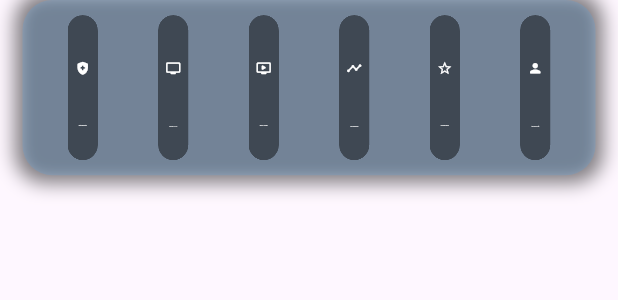
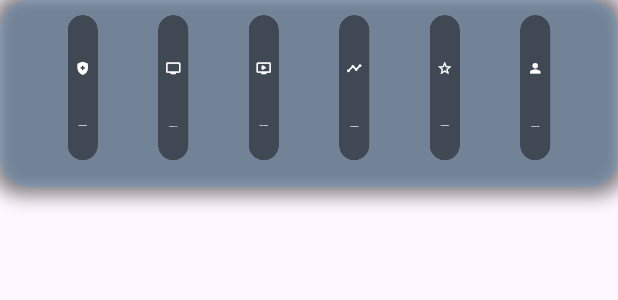
Before and after one commit to ngis-code/pocMYTV, a Flutter app: the HomeBottomTiles widget shown alone on an empty page, opened directly, on a phone screen of 412 x 824 dp. Shown: the top 300 px of the screen. Run offline on Flutter 3.47's test engine with Material 3 defaults, Android fonts, the phone set to English and light mode, and no system bars; drawn by our look-alikes of flutter_animate; our stand-ins replace audioplayers, flutter_rating_bar, google_fonts, timelines, video_player; network calls fail.

Commit message:
Fixed background not in animation

```diff
--- a/lib/screens/home/home_bottom_tiles.dart
+++ b/lib/screens/home/home_bottom_tiles.dart
@@ -1,4 +1,5 @@
 import 'package:flutter/material.dart';
+import 'package:flutter_animate/flutter_animate.dart';
 import 'package:pocmytv/screens/account/account_screen.dart';
 import 'package:pocmytv/screens/home/home_bottom_tile.dart';
 import 'package:pocmytv/screens/live_tv/live_tv_screen.dart';
@@ -18,13 +19,13 @@ class HomeBottomTiles extends StatelessWidget {
   @override
   Widget build(BuildContext context) {
     Color color = Colors.black45;
-    return Padding(
+    return Container(
       padding: const EdgeInsets.only(
-        bottom: 8.0,
-        right: 15,
-        left: 15,
+        bottom: 18,
+        right: 25,
+        left: 25,
+        top: 10,
       ),
-      child: Container(
       decoration: BoxDecoration(
         color: Colors.blue[400]!.withOpacity(.2),
         borderRadius: const BorderRadius.all(
@@ -38,7 +39,6 @@ class HomeBottomTiles extends StatelessWidget {
           ),
         ],
       ),
-        padding: const EdgeInsets.all(10),
       child: ValueListenableBuilder(
         valueListenable: TVDrawer.drawerHidden,
         builder: (context, value, child) => Row(
@@ -95,7 +95,11 @@ class HomeBottomTiles extends StatelessWidget {
           ],
         ),
       ),
-      ),
+    ).animate(target: TVDrawer.drawerHidden.value ? 1 : 0).moveY(
+          curve: Curves.easeInOut,
+          begin: 0,
+          end: height,
+          duration: const Duration(milliseconds: 500),
         );
   }
 
```
Lines whose indentation alone changed are shown as unchanged.
